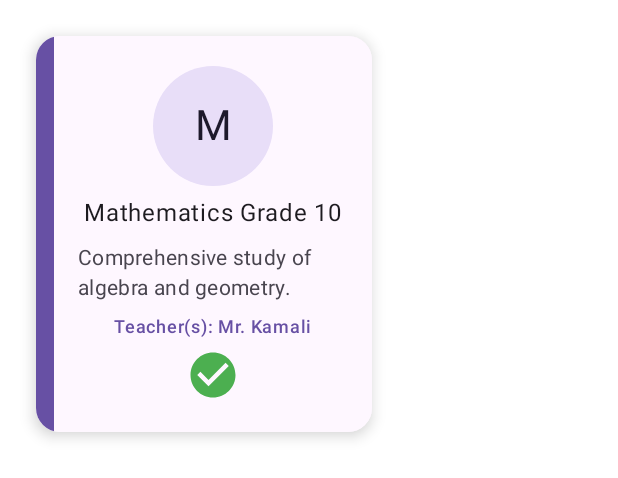
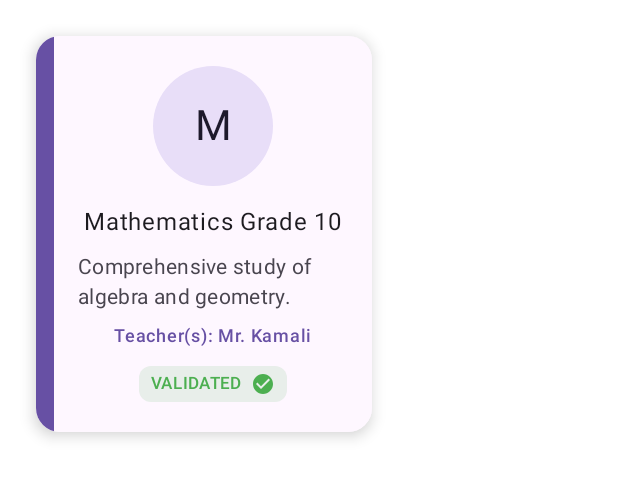
Before and after one commit to OresteGabo/SchoolBridgeV2, an Android app built with Jetpack Compose: the @Preview function CourseCardPreview, on a phone screen of 412 x 824 dp. Shown: the top 478 px of the screen. Run offline under Robolectric (Android 15) with nearby library versions, the phone set to English and light mode, and no system bars; network calls fail.

Commit message:
Refactor: Introduce CourseStatus enum and badge
This commit introduces a `CourseStatus` enum to represent the various states a course can be in: `VALIDATED`, `NOT_VALIDATED`, `IN_PROGRESS`, `RETAKE_REQUIRED`, and `AWAITING_RESULTS`.

The `CourseWithStatus` data class has been updated to use this enum instead of a boolean `isFinishedAndValidated` flag.

A new composable function, `CourseStatusBadge`, has been added to display a visually distinct badge (label, color, icon) for each course status. This badge is now used in the course list items on the `HomeScreen`.

The sample course data in `HomeScreen` has also been updated to reflect the new `CourseStatus` enum and includes examples of different statuses.

```diff
--- a/app/src/main/java/com/schoolbridge/v2/ui/home/HomeScreen.kt
+++ b/app/src/main/java/com/schoolbridge/v2/ui/home/HomeScreen.kt
@@ -16,7 +16,10 @@ import androidx.compose.foundation.shape.RoundedCornerShape
 import androidx.compose.foundation.verticalScroll
 import androidx.compose.material.icons.Icons
 import androidx.compose.material.icons.filled.CheckCircle
+import androidx.compose.material.icons.filled.Info
+import androidx.compose.material.icons.filled.Notifications
 import androidx.compose.material.icons.filled.Settings
+import androidx.compose.material.icons.filled.Warning
 import androidx.compose.material3.*
 import androidx.compose.runtime.*
 import androidx.compose.ui.Alignment
@@ -271,7 +274,7 @@ fun CourseListSection(
                 endDate = LocalDate.of(2025, 5, 30),
                 isActive = false
             ),
-            isFinishedAndValidated = true
+            status = CourseStatus.VALIDATED
         ),
         CourseWithStatus(
             course = Course(
@@ -286,7 +289,7 @@ fun CourseListSection(
                 endDate = LocalDate.of(2025, 5, 30),
                 isActive = true
             ),
-            isFinishedAndValidated = false
+            status = CourseStatus.IN_PROGRESS
         ),
         CourseWithStatus(
             course = Course(
@@ -301,9 +304,40 @@ fun CourseListSection(
                 endDate = LocalDate.of(2025, 5, 30),
                 isActive = false
             ),
-            isFinishedAndValidated = true
+            status = CourseStatus.RETAKE_REQUIRED
+        ),
+        CourseWithStatus(
+            course = Course(
+                id = "c4",
+                name = "History Grade 10",
+                description = "A survey of world history with focus on Africa.",
+                subjectId = "subj-hist",
+                academicYearId = "AY2024-2025",
+                schoolLevelOfferingId = "slo-g10-art",
+                teacherUserIds = listOf("teacher4"),
+                startDate = LocalDate.of(2024, 9, 1),
+                endDate = LocalDate.of(2025, 5, 30),
+                isActive = false
+            ),
+            status = CourseStatus.NOT_VALIDATED
+        ),
+        CourseWithStatus(
+            course = Course(
+                id = "c5",
+                name = "Physics S5",
+                description = "Advanced mechanics, electricity, and waves.",
+                subjectId = "subj-phys",
+                academicYearId = "AY2024-2025",
+                schoolLevelOfferingId = "slo-s5-sci",
+                teacherUserIds = listOf("teacher2"),
+                startDate = LocalDate.of(2024, 9, 1),
+                endDate = LocalDate.of(2025, 5, 30),
+                isActive = false
+            ),
+            status = CourseStatus.AWAITING_RESULTS
         )
     )
+
 
     Row(modifier = modifier.fillMaxWidth()) {
         AppSubHeader("📚 " + "Courses")
@@ -403,16 +437,7 @@ fun CourseCard(courseWithStatus: CourseWithStatus, modifier: Modifier = Modifier
                         )
                     }
 
-                    if (courseWithStatus.isFinishedAndValidated) {
-                        Icon(
-                            imageVector = Icons.Default.CheckCircle,
-                            contentDescription = "Finished and validated",
-                            tint = Color(0xFF4CAF50), // Green 500
-                            modifier = Modifier.size(36.dp)
-                        )
-                    } else {
-                        Spacer(modifier = Modifier.size(36.dp))
-                    }
+                    CourseStatusBadge(courseWithStatus.status)
                 }
             }
         }
@@ -438,7 +463,7 @@ fun CourseCardPreview() {
                     endDate = LocalDate.of(2025, 5, 30),
                     isActive = false
                 ),
-                isFinishedAndValidated = true
+                status = CourseStatus.VALIDATED,
             ),
             modifier = Modifier.padding(16.dp)
         )
@@ -459,5 +484,44 @@ val dummyTeacherNames = mapOf(
 // Extend your Course with a dummy flag for finished + validated (since not in your class)
 data class CourseWithStatus(
     val course: Course,
-    val isFinishedAndValidated: Boolean
+    val status: CourseStatus
 )
+
+enum class CourseStatus {
+    VALIDATED,           // Student completed and passed
+    NOT_VALIDATED,       // Student failed
+    IN_PROGRESS,         // Ongoing
+    RETAKE_REQUIRED,     // Failed and required to retake
+    AWAITING_RESULTS     // Finished but not yet validated
+}
+
+@Composable
+fun CourseStatusBadge(status: CourseStatus) {
+    val (label, color, icon) = when (status) {
+        CourseStatus.VALIDATED -> Triple("VALIDATED", Color(0xFF4CAF50), Icons.Default.CheckCircle)
+        CourseStatus.NOT_VALIDATED -> Triple("FAILED", Color(0xFFFF5722), Icons.Default.Warning)
+        CourseStatus.RETAKE_REQUIRED -> Triple("RETAKE", Color(0xFFF44336), Icons.Default.Warning)
+        CourseStatus.IN_PROGRESS -> Triple("IN PROGRESS", MaterialTheme.colorScheme.primary, Icons.Default.Notifications)
+        CourseStatus.AWAITING_RESULTS -> Triple("PENDING", Color(0xFF03A9F4), Icons.Default.Info)
+    }
+
+    Row(
+        verticalAlignment = Alignment.CenterVertically,
+        modifier = Modifier
+            .background(color.copy(alpha = 0.12f), RoundedCornerShape(8.dp))
+            .padding(horizontal = 8.dp, vertical = 4.dp)
+    ) {
+        Text(
+            text = label,
+            color = color,
+            style = MaterialTheme.typography.labelSmall
+        )
+        Spacer(modifier = Modifier.width(6.dp))
+        Icon(
+            imageVector = icon,
+            contentDescription = "Course Status",
+            tint = color,
+            modifier = Modifier.size(16.dp)
+        )
+    }
+}
```
